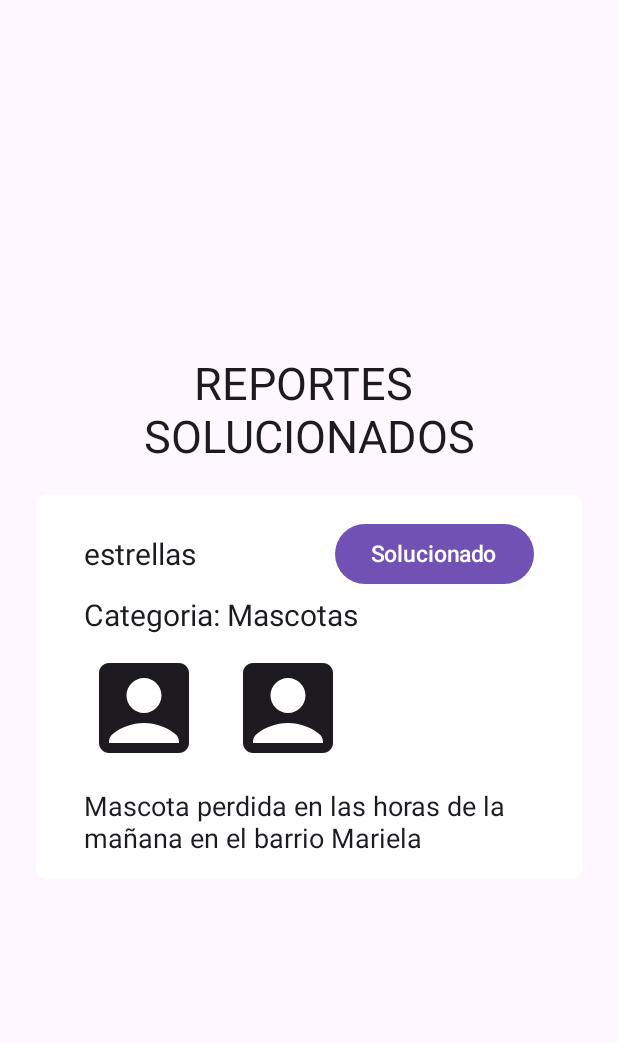
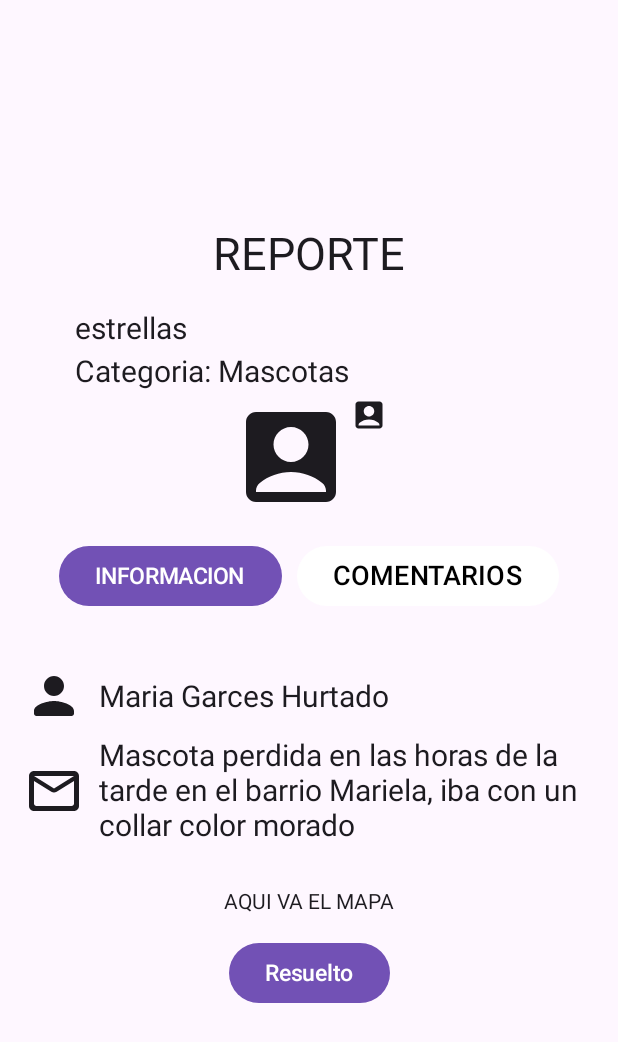
Before and after one commit to ggalvisgg/App-Security, an Android app built with Jetpack Compose: the screen it shows after launch (MainActivity), on a phone screen of 412 x 824 dp. Shown: the top 1042 px of the screen. Run offline under Robolectric (Android 15) with nearby library versions, the phone set to English and light mode, and no system bars.

Commit message:
la ventana ManageReportModerator quedo lista, hay que arreglar pero para la proxima entrega se reutiliza, solo falta arreglar los campos del backend

```diff
--- a/app/src/main/java/com/appsecurity/MainActivity.kt
+++ b/app/src/main/java/com/appsecurity/MainActivity.kt
@@ -33,7 +33,7 @@ class MainActivity : ComponentActivity() {
             //RecoverPasswordScreen()
             //WatchNotificationScreen()
             //ReasonReportScreen()
-            //ManageReportModeratorScreen() -> ESTA DE ULTIMA
+            ManageReportModeratorScreen()
             //WatchComentsScreen()
             //WatchAllComentsScreen()
             //RegisterUserScreen()
@@ -45,7 +45,7 @@ class MainActivity : ComponentActivity() {
             //EditReportScreen()
             //InformationAllReportScreen()
             //ReportRelevantScreen()
-            ReportSolvedScreen()
+            //ReportSolvedScreen()
         }
     }
 }
--- a/app/src/main/java/com/appsecurity/ui/screens/ManageReportModeratorScreen.kt
+++ b/app/src/main/java/com/appsecurity/ui/screens/ManageReportModeratorScreen.kt
@@ -1,10 +1,36 @@
 package com.appsecurity.ui.screens
 
 import android.content.Context
+import android.graphics.Color as AndroidColor
+import androidx.compose.foundation.layout.Arrangement
+import androidx.compose.foundation.layout.Box
+import androidx.compose.foundation.layout.Column
 import androidx.compose.foundation.layout.PaddingValues
+import androidx.compose.foundation.layout.Row
+import androidx.compose.foundation.layout.Spacer
+import androidx.compose.foundation.layout.fillMaxSize
+import androidx.compose.foundation.layout.height
+import androidx.compose.foundation.layout.padding
+import androidx.compose.foundation.layout.size
+import androidx.compose.foundation.layout.width
+import androidx.compose.material.icons.Icons
+import androidx.compose.material.icons.rounded.AccountBox
+import androidx.compose.material.icons.rounded.MailOutline
+import androidx.compose.material.icons.rounded.Person
+import androidx.compose.material3.Button
+import androidx.compose.material3.ButtonDefaults
+import androidx.compose.material3.Icon
 import androidx.compose.material3.Scaffold
+import androidx.compose.material3.Text
 import androidx.compose.runtime.Composable
+import androidx.compose.ui.Alignment
+import androidx.compose.ui.Modifier
+import androidx.compose.ui.graphics.Color
 import androidx.compose.ui.platform.LocalContext
+import androidx.compose.ui.res.stringResource
+import androidx.compose.ui.unit.dp
+import androidx.compose.ui.unit.sp
+import com.appsecurity.R
 
 @Composable
 fun ManageReportModeratorScreen(){
@@ -23,6 +49,160 @@ fun ManageReportModeratorScreen(){
 fun ManageReportModeratorForm(
     padding: PaddingValues,
     contex: Context
-){
-//DE ULTIMA
+) {
+    Column(
+        modifier = Modifier
+            .padding()
+            .fillMaxSize(),
+        horizontalAlignment = Alignment.CenterHorizontally,
+        verticalArrangement = Arrangement.Center
+    ) {
+
+        Text(
+            text = stringResource(id = R.string.titleReporte),
+            fontSize = 30.sp
+        )
+
+        Spacer(
+            modifier = Modifier
+                .height(20.dp)
+        )
+
+        Text(
+            text = "estrellas",
+            fontSize = 20.sp,
+            modifier = Modifier
+                .align(Alignment.Start)
+                .padding(start = 50.dp)
+        )
+
+        Spacer(
+            modifier = Modifier
+                .height(5.dp)
+        )
+
+        Text(
+            text = "Categoria: Mascotas",
+            fontSize = 20.sp,
+            modifier = Modifier
+                .align(Alignment.Start)
+                .padding(start = 50.dp)
+        )
+
+        Spacer(
+            modifier = Modifier
+                .height(5.dp)
+        )
+
+        Row {
+            Icon(
+                imageVector = Icons.Rounded.AccountBox,
+                contentDescription = stringResource(id = R.string.textIconImagenSuceso),
+                modifier = Modifier
+                    .size(80.dp)
+            )
+
+            Icon(
+                imageVector = Icons.Rounded.AccountBox,
+                contentDescription = stringResource(id = R.string.textIconImagenSuceso)
+            )
+        }
+
+        Spacer(
+            modifier = Modifier
+                .height(15.dp)
+        )
+
+        Row {
+            Button(
+                colors = ButtonDefaults.buttonColors(Color(AndroidColor.parseColor("#7251B5"))),
+                onClick = {}
+            ) {
+                Text(
+                    text = stringResource(id = R.string.buttonInformacion),
+                    fontSize = 15.sp
+                )
+            }
+
+            Spacer(
+                modifier = Modifier
+                    .width(10.dp)
+            )
+
+            Button(
+                colors = ButtonDefaults.buttonColors(Color.White),
+                onClick = {}
+            ) {
+                Text(
+                    text = stringResource(id = R.string.buttonComentarios),
+                    fontSize = 18.sp,
+                    color = Color.Black
+                )
+            }
+        }
+
+        Spacer(
+            modifier = Modifier
+                .height(20.dp)
+        )
+
+        Box {
+            Column(
+                modifier = Modifier.padding(16.dp),
+                verticalArrangement = Arrangement.spacedBy(8.dp) // Agrega espacio entre los elementos
+            ) {
+                Row(verticalAlignment = Alignment.CenterVertically) {
+                    Icon(
+                        imageVector = Icons.Rounded.Person,
+                        contentDescription = stringResource(id = R.string.textIconUsuario),
+                        modifier = Modifier
+                            .size(40.dp)
+                    )
+                    Spacer(modifier = Modifier.width(10.dp))
+                    Text(
+                        text = "Maria Garces Hurtado",
+                        fontSize = 20.sp
+                    )
+                }
+
+                Row(verticalAlignment = Alignment.CenterVertically) {
+                    Icon(
+                        imageVector = Icons.Rounded.MailOutline,
+                        contentDescription = stringResource(id = R.string.textIconDetalleReporte),
+                        modifier = Modifier
+                            .size(40.dp)
+                    )
+                    Spacer(modifier = Modifier.width(10.dp))
+                    Text(
+                        text = "Mascota perdida en las horas de la tarde en el barrio Mariela, iba con un collar color morado",
+                        fontSize = 20.sp
+                    )
+                }
+            }
+        }
+
+        Spacer(
+            modifier = Modifier
+                .height(15.dp)
+        )
+
+        Text(text = "AQUI VA EL MAPA")
+
+        Spacer(
+            modifier = Modifier
+                .height(15.dp)
+        )
+
+        Button(
+            colors = ButtonDefaults.buttonColors(Color(AndroidColor.parseColor("#7251B5"))),
+            onClick = {}
+        ) {
+            Text(
+                text = stringResource(id = R.string.buttonResuelto),
+                fontSize = 15.sp
+            )
+        }
+
+
+    }
 }
```
